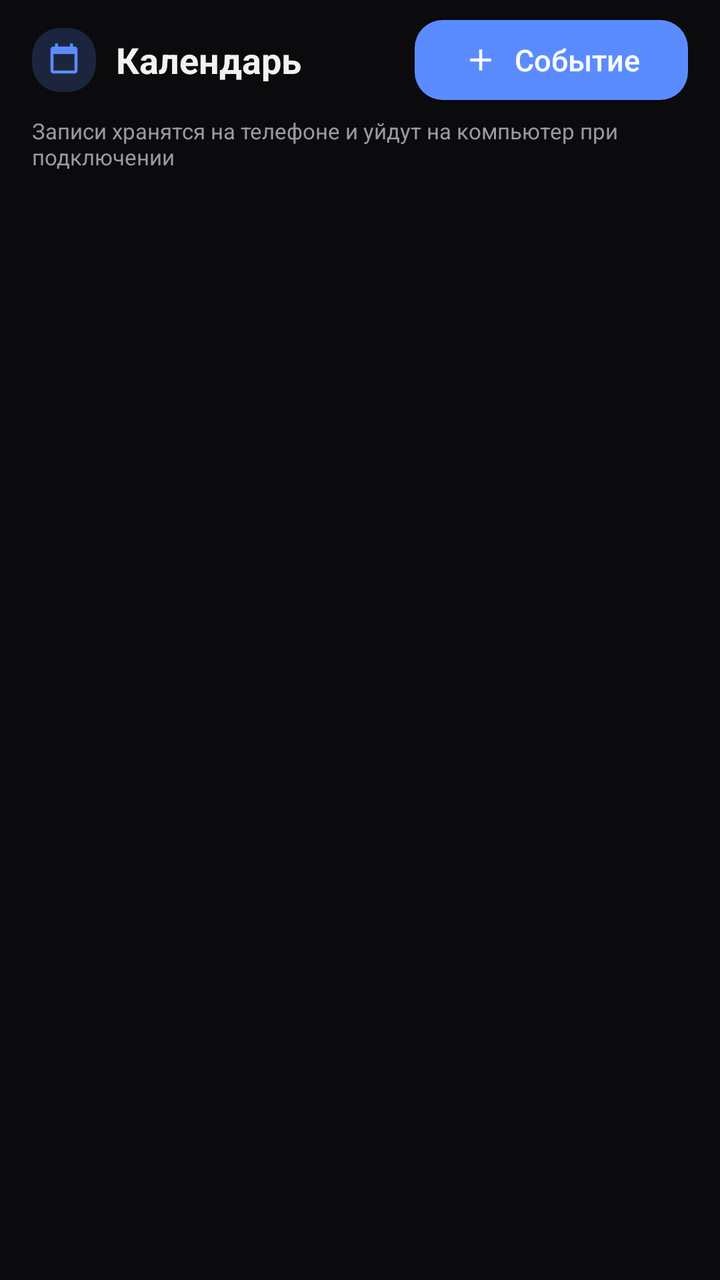
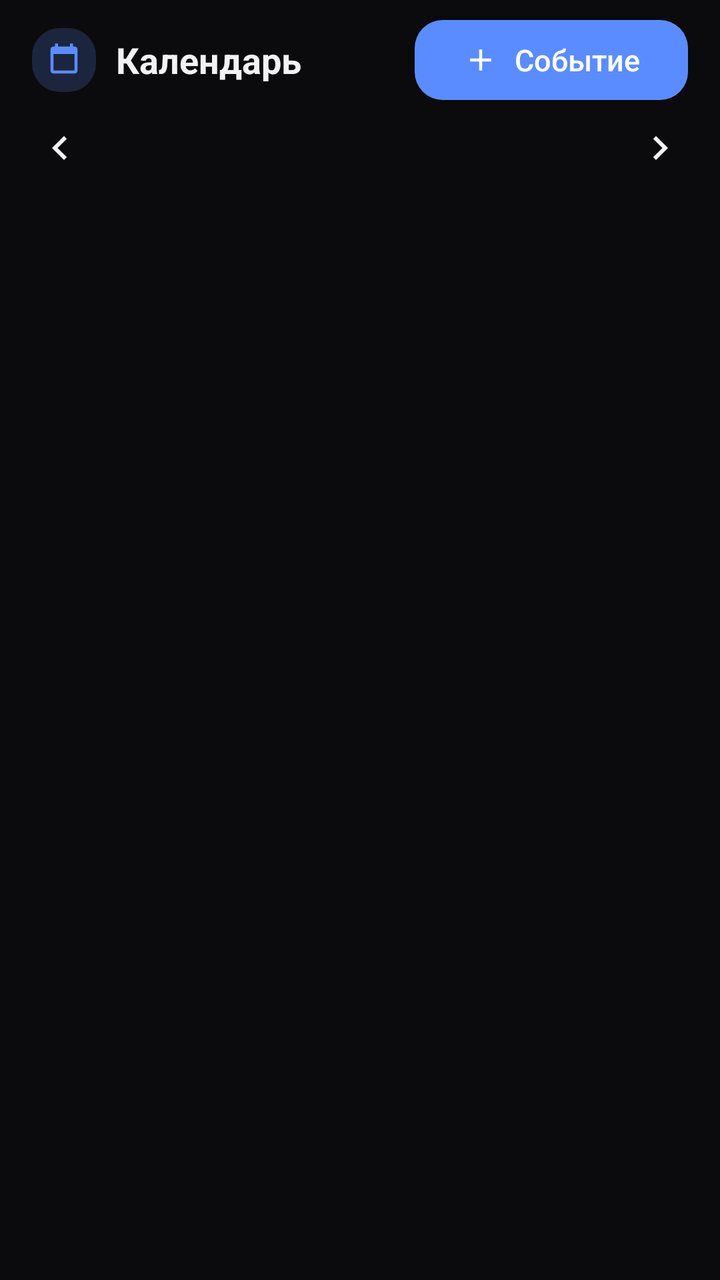

Compare the two renders of this Android layout. The source of the first and the diff that turns it into the second are given below.
<!-- AndroidManifest.xml: application theme Theme.DiLink -->
<!-- res/layout/fragment_calendar.xml -->
<?xml version="1.0" encoding="utf-8"?>
<LinearLayout xmlns:android="http://schemas.android.com/apk/res/android"
    xmlns:app="http://schemas.android.com/apk/res-auto"
    android:layout_width="match_parent"
    android:layout_height="match_parent"
    android:orientation="vertical">

    <LinearLayout
        android:layout_width="match_parent"
        android:layout_height="wrap_content"
        android:gravity="center_vertical"
        android:orientation="horizontal"
        android:paddingStart="16dp"
        android:paddingTop="6dp"
        android:paddingEnd="16dp">

        <FrameLayout
            android:layout_width="32dp"
            android:layout_height="32dp"
            android:background="@drawable/badge_icon">

            <ImageView
                android:layout_width="18dp"
                android:layout_height="18dp"
                android:layout_gravity="center"
                android:contentDescription="@null"
                android:src="@drawable/ic_event"
                app:tint="@color/accent" />
        </FrameLayout>

        <TextView
            style="@style/Text_DiLink_Title"
            android:layout_width="0dp"
            android:layout_height="wrap_content"
            android:layout_marginStart="10dp"
            android:layout_weight="1"
            android:text="@string/tab_calendar"
            android:textSize="18sp" />

        <com.google.android.material.button.MaterialButton
            android:id="@+id/addEvent"
            style="@style/Widget_DiLink_Button"
            android:layout_width="wrap_content"
            android:layout_height="wrap_content"
            android:minWidth="0dp"
            android:text="@string/action_add_event"
            app:icon="@drawable/ic_add"
            app:iconSize="18dp" />
    </LinearLayout>

    <TextView
        android:id="@+id/plannerStatus"
        style="@style/Text_DiLink_Caption"
        android:layout_width="match_parent"
        android:layout_height="wrap_content"
        android:paddingStart="16dp"
        android:paddingTop="4dp"
        android:paddingEnd="16dp"
        android:paddingBottom="6dp"
        android:text="@string/planner_local_only" />

    <LinearLayout
        android:id="@+id/plannerEmpty"
        android:layout_width="match_parent"
        android:layout_height="wrap_content"
        android:layout_marginStart="16dp"
        android:layout_marginEnd="16dp"
        android:layout_marginTop="12dp"
        android:background="@drawable/card_empty"
        android:gravity="center_horizontal"
        android:orientation="vertical"
        android:padding="24dp"
        android:visibility="gone">

        <ImageView
            android:layout_width="34dp"
            android:layout_height="34dp"
            android:contentDescription="@null"
            android:src="@drawable/ic_event"
            app:tint="@color/text_secondary" />

        <TextView
            style="@style/Text_DiLink_Body"
            android:layout_width="match_parent"
            android:layout_height="wrap_content"
            android:layout_marginTop="10dp"
            android:gravity="center"
            android:text="@string/calendar_empty" />
    </LinearLayout>

    <androidx.recyclerview.widget.RecyclerView
        android:id="@+id/plannerList"
        android:layout_width="match_parent"
        android:layout_height="0dp"
        android:layout_weight="1"
        android:clipToPadding="false"
        android:paddingStart="16dp"
        android:paddingEnd="16dp"
        android:paddingBottom="20dp" />

</LinearLayout>
<!-- resources referenced by this layout -->
<resources>
  <color name="accent">#FF5B8CFF</color>
  <color name="text_secondary">#FF9A9AA5</color>
  <!-- drawable badge_icon (drawable) -->
  <?xml version="1.0" encoding="utf-8"?>
  <shape xmlns:android="http://schemas.android.com/apk/res/android"
      android:shape="rectangle">
      <solid android:color="@color/accent_soft" />
      <corners android:radius="14dp" />
  </shape>
  <string name="action_add_event">Событие</string>
  <string name="calendar_empty">Событий нет. Нажмите «Событие» — запись появится здесь и уйдёт на компьютер при подключении.</string>
  <string name="planner_local_only">Записи хранятся на телефоне и уйдут на компьютер при подключении</string>
  <string name="tab_calendar">Календарь</string>
  <style name="Text_DiLink_Body">
          <item name="android:textColor">@color/text_secondary</item>
          <item name="android:textSize">13sp</item>
          <item name="android:lineSpacingExtra">2dp</item>
      </style>
  <style name="Text_DiLink_Caption">
          <item name="android:textColor">@color/text_secondary</item>
          <item name="android:textSize">11sp</item>
      </style>
  <style name="Text_DiLink_Title">
          <item name="android:textColor">@color/text_primary</item>
          <item name="android:textSize">20sp</item>
          <item name="android:textStyle">bold</item>
      </style>
  <style name="Widget_DiLink_Button" parent="Widget.Material3.Button">
          <item name="cornerRadius">14dp</item>
          <item name="android:textAllCaps">false</item>
          <item name="android:textSize">15sp</item>
          <item name="android:letterSpacing">0</item>
      </style>
  <color name="accent_soft">#335B8CFF</color>
  <color name="surface">#FF17171B</color>
  <color name="divider">#FF2A2A31</color>
  <color name="text_primary">#FFF2F2F5</color>
  <color name="bg">#FF0B0B0D</color>
  <style name="Widget_DiLink_Card" parent="Widget.Material3.CardView.Filled">
          <item name="cardBackgroundColor">@color/surface</item>
          <item name="cardCornerRadius">18dp</item>
          <item name="cardElevation">0dp</item>
          <item name="contentPadding">16dp</item>
          <item name="strokeWidth">0dp</item>
      </style>
  <style name="Widget_DiLink_Switch" parent="Widget.Material3.CompoundButton.MaterialSwitch">
          <item name="thumbTint">@color/text_primary</item>
          <item name="trackTint">@color/accent_soft</item>
      </style>
  <style name="Widget_DiLink_Toolbar" parent="Widget.Material3.Toolbar">
          <item name="android:background">@color/bg</item>
          <item name="titleTextColor">@color/text_primary</item>
      </style>
  <!-- unchanged entries left out for length: 4 -->
</resources>

<!-- the commit's change to res/layout/fragment_calendar.xml (unified diff, before → after) -->
@@ -48,16 +48,66 @@
             app:iconSize="18dp" />
     </LinearLayout>
 
+    <LinearLayout
+        android:layout_width="match_parent"
+        android:layout_height="wrap_content"
+        android:gravity="center_vertical"
+        android:orientation="horizontal"
+        android:paddingStart="12dp"
+        android:paddingTop="2dp"
+        android:paddingEnd="12dp">
+
+        <ImageButton
+            android:id="@+id/prevMonth"
+            android:layout_width="36dp"
+            android:layout_height="36dp"
+            android:background="?attr/selectableItemBackgroundBorderless"
+            android:contentDescription="@string/calendar_prev_month"
+            android:src="@drawable/ic_prev" />
+
+        <TextView
+            android:id="@+id/monthTitle"
+            style="@style/Text_DiLink_Section"
+            android:layout_width="0dp"
+            android:layout_height="wrap_content"
+            android:layout_weight="1"
+            android:gravity="center"
+            android:textSize="16sp" />
+
+        <ImageButton
+            android:id="@+id/nextMonth"
+            android:layout_width="36dp"
+            android:layout_height="36dp"
+            android:background="?attr/selectableItemBackgroundBorderless"
+            android:contentDescription="@string/calendar_next_month"
+            android:src="@drawable/ic_next" />
+    </LinearLayout>
+
+    <LinearLayout
+        android:id="@+id/calendarGrid"
+        android:layout_width="match_parent"
+        android:layout_height="wrap_content"
+        android:orientation="vertical"
+        android:paddingStart="12dp"
+        android:paddingEnd="12dp" />
+
     <TextView
         android:id="@+id/plannerStatus"
         style="@style/Text_DiLink_Caption"
         android:layout_width="match_parent"
         android:layout_height="wrap_content"
         android:paddingStart="16dp"
-        android:paddingTop="4dp"
-        android:paddingEnd="16dp"
-        android:paddingBottom="6dp"
-        android:text="@string/planner_local_only" />
+        android:paddingTop="8dp"
+        android:paddingEnd="16dp" />
+
+    <TextView
+        android:id="@+id/dayTitle"
+        style="@style/Text_DiLink_Section"
+        android:layout_width="match_parent"
+        android:layout_height="wrap_content"
+        android:paddingStart="16dp"
+        android:paddingTop="2dp"
+        android:paddingEnd="16dp" />
 
     <LinearLayout
         android:id="@+id/plannerEmpty"
<!-- resource entries referenced after the edit -->
@@ -9,9 +9,34 @@
       <solid android:color="@color/accent_soft" />
       <corners android:radius="14dp" />
   </shape>
+  <!-- drawable ic_next (drawable) -->
+  <?xml version="1.0" encoding="utf-8"?>
+  <vector xmlns:android="http://schemas.android.com/apk/res/android"
+      android:width="24dp"
+      android:height="24dp"
+      android:viewportWidth="24"
+      android:viewportHeight="24"
+      android:tint="@color/text_primary">
+      <path
+          android:fillColor="@android:color/white"
+          android:pathData="M8.6,7.4 L10,6 L16,12 L10,18 L8.6,16.6 L13.2,12 Z" />
+  </vector>
+  <!-- drawable ic_prev (drawable) -->
+  <?xml version="1.0" encoding="utf-8"?>
+  <vector xmlns:android="http://schemas.android.com/apk/res/android"
+      android:width="24dp"
+      android:height="24dp"
+      android:viewportWidth="24"
+      android:viewportHeight="24"
+      android:tint="@color/text_primary">
+      <path
+          android:fillColor="@android:color/white"
+          android:pathData="M15.4,7.4 L14,6 L8,12 L14,18 L15.4,16.6 L10.8,12 Z" />
+  </vector>
   <string name="action_add_event">Событие</string>
   <string name="calendar_empty">Событий нет. Нажмите «Событие» — запись появится здесь и уйдёт на компьютер при подключении.</string>
-  <string name="planner_local_only">Записи хранятся на телефоне и уйдут на компьютер при подключении</string>
+  <string name="calendar_next_month">Следующий месяц</string>
+  <string name="calendar_prev_month">Предыдущий месяц</string>
   <string name="tab_calendar">Календарь</string>
   <style name="Text_DiLink_Body">
           <item name="android:textColor">@color/text_secondary</item>
@@ -21,6 +46,11 @@
   <style name="Text_DiLink_Caption">
           <item name="android:textColor">@color/text_secondary</item>
           <item name="android:textSize">11sp</item>
+      </style>
+  <style name="Text_DiLink_Section">
+          <item name="android:textColor">@color/text_primary</item>
+          <item name="android:textSize">16sp</item>
+          <item name="android:textStyle">bold</item>
       </style>
   <style name="Text_DiLink_Title">
           <item name="android:textColor">@color/text_primary</item>
